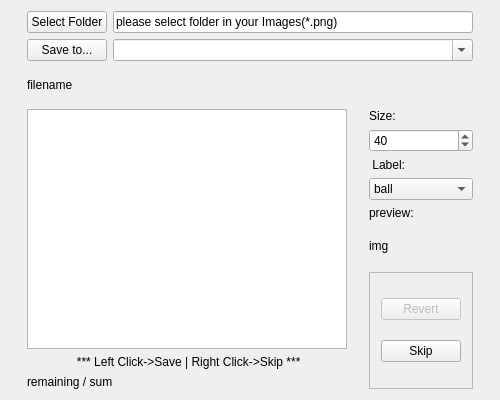
This is photoClippingUI/photoclipping.ui in ChisatoKasebayashi/Dorayaki as Qt 5 draws it before an edit. The edited form follows.
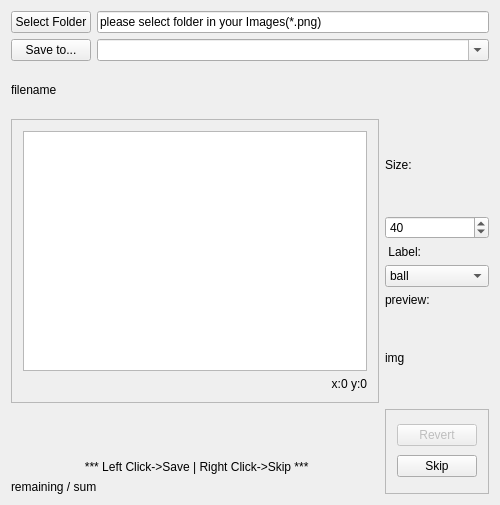
This is the edited form. Custom widgets are drawn as their Qt base class.

Commit message: 座標取得ツールに進化

Patch:
```diff
--- a/photoClippingUI/photoclipping.ui
+++ b/photoClippingUI/photoclipping.ui
@@ -7,7 +7,7 @@
     <x>0</x>
     <y>0</y>
     <width>500</width>
-    <height>400</height>
+    <height>505</height>
    </rect>
   </property>
   <property name="sizePolicy">
@@ -20,26 +20,7 @@
    <string>photoclipping</string>
   </property>
   <layout class="QGridLayout" name="gridLayout_3">
-   <item row="2" column="0" rowspan="2">
-    <widget class="MyQView" name="graphicsImage">
-     <property name="sizePolicy">
-      <sizepolicy hsizetype="Fixed" vsizetype="Fixed">
-       <horstretch>0</horstretch>
-       <verstretch>0</verstretch>
-      </sizepolicy>
-     </property>
-     <property name="minimumSize">
-      <size>
-       <width>320</width>
-       <height>240</height>
-      </size>
-     </property>
-     <property name="cursor" stdset="0">
-      <cursorShape>CrossCursor</cursorShape>
-     </property>
-    </widget>
-   </item>
-   <item row="5" column="0">
+   <item row="6" column="0">
     <widget class="QLabel" name="labelImageNum">
      <property name="sizePolicy">
       <sizepolicy hsizetype="Preferred" vsizetype="Fixed">
@@ -84,7 +65,7 @@
      </item>
     </layout>
    </item>
-   <item row="3" column="1" rowspan="3">
+   <item row="4" column="1" rowspan="3">
     <widget class="QFrame" name="frame">
      <property name="sizePolicy">
       <sizepolicy hsizetype="Fixed" vsizetype="Preferred">
@@ -119,7 +100,71 @@
      </layout>
     </widget>
    </item>
-   <item row="2" column="1">
+   <item row="5" column="0">
+    <widget class="QLabel" name="label_2">
+     <property name="sizePolicy">
+      <sizepolicy hsizetype="Preferred" vsizetype="Fixed">
+       <horstretch>0</horstretch>
+       <verstretch>0</verstretch>
+      </sizepolicy>
+     </property>
+     <property name="text">
+      <string> *** Left Click-&gt;Save | Right Click-&gt;Skip ***</string>
+     </property>
+     <property name="alignment">
+      <set>Qt::AlignCenter</set>
+     </property>
+    </widget>
+   </item>
+   <item row="1" column="0" colspan="2">
+    <widget class="QLabel" name="labelFilename">
+     <property name="text">
+      <string>filename</string>
+     </property>
+    </widget>
+   </item>
+   <item row="2" column="0" rowspan="2">
+    <widget class="QFrame" name="frame_2">
+     <property name="frameShape">
+      <enum>QFrame::StyledPanel</enum>
+     </property>
+     <property name="frameShadow">
+      <enum>QFrame::Raised</enum>
+     </property>
+     <layout class="QGridLayout" name="gridLayout_4">
+      <item row="0" column="0">
+       <widget class="MyQView" name="graphicsImage">
+        <property name="sizePolicy">
+         <sizepolicy hsizetype="Preferred" vsizetype="Preferred">
+          <horstretch>0</horstretch>
+          <verstretch>0</verstretch>
+         </sizepolicy>
+        </property>
+        <property name="minimumSize">
+         <size>
+          <width>320</width>
+          <height>240</height>
+         </size>
+        </property>
+        <property name="cursor" stdset="0">
+         <cursorShape>BlankCursor</cursorShape>
+        </property>
+       </widget>
+      </item>
+      <item row="1" column="0">
+       <widget class="QLabel" name="label_axis">
+        <property name="text">
+         <string>x:0 y:0</string>
+        </property>
+        <property name="alignment">
+         <set>Qt::AlignRight|Qt::AlignTrailing|Qt::AlignVCenter</set>
+        </property>
+       </widget>
+      </item>
+     </layout>
+    </widget>
+   </item>
+   <item row="2" column="1" rowspan="2">
     <layout class="QVBoxLayout" name="verticalLayout_3">
      <item>
       <widget class="QLabel" name="label_4">
@@ -136,8 +181,14 @@
          <verstretch>0</verstretch>
         </sizepolicy>
        </property>
+       <property name="minimum">
+        <number>2</number>
+       </property>
        <property name="maximum">
-        <number>999</number>
+        <number>998</number>
+       </property>
+       <property name="singleStep">
+        <number>2</number>
        </property>
        <property name="value">
         <number>40</number>
@@ -226,29 +277,6 @@
      </item>
     </layout>
    </item>
-   <item row="4" column="0">
-    <widget class="QLabel" name="label_2">
-     <property name="sizePolicy">
-      <sizepolicy hsizetype="Preferred" vsizetype="Fixed">
-       <horstretch>0</horstretch>
-       <verstretch>0</verstretch>
-      </sizepolicy>
-     </property>
-     <property name="text">
-      <string> *** Left Click-&gt;Save | Right Click-&gt;Skip ***</string>
-     </property>
-     <property name="alignment">
-      <set>Qt::AlignCenter</set>
-     </property>
-    </widget>
-   </item>
-   <item row="1" column="0" colspan="2">
-    <widget class="QLabel" name="labelFilename">
-     <property name="text">
-      <string>filename</string>
-     </property>
-    </widget>
-   </item>
   </layout>
  </widget>
  <layoutdefault spacing="6" margin="11"/>
```
The commit also changes 2 other files.
